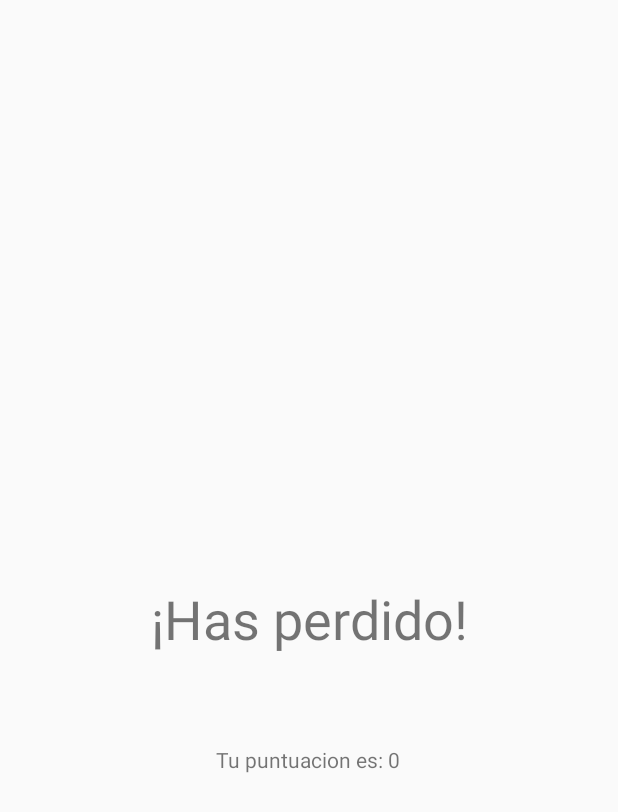
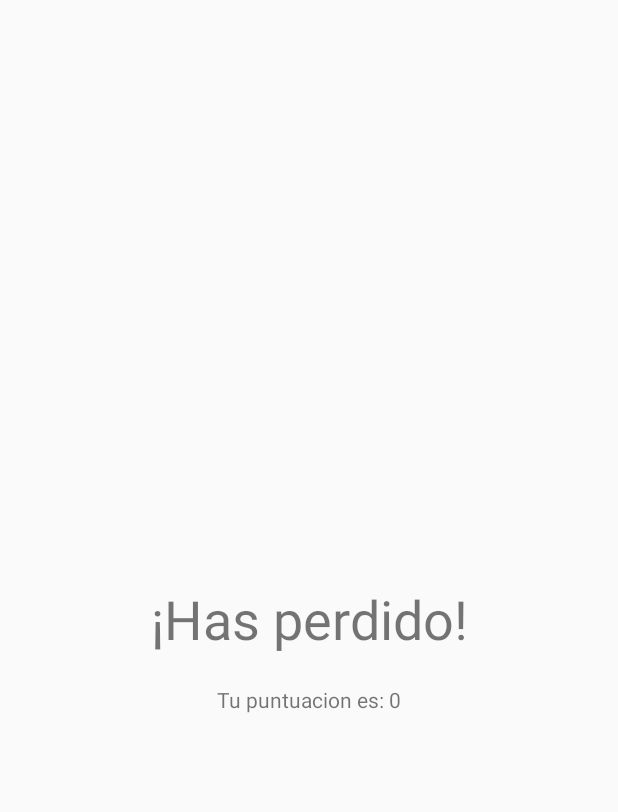
Before and after one commit to RafaelBarbieru/HundirLaFlota, an Android app: the EndOfGameActivity screen opened directly, with no data from a screen before it, on a phone screen of 412 x 824 dp. Shown: the top 812 px of the screen. Run offline under Robolectric (Android 15) with nearby library versions, the phone set to English and light mode, and no system bars.

```diff
--- a/app/src/main/res/layout/activity_end_of_game.xml
+++ b/app/src/main/res/layout/activity_end_of_game.xml
@@ -21,10 +21,9 @@
         android:id="@+id/tv_puntuacion"
         android:layout_width="wrap_content"
         android:layout_height="wrap_content"
-        android:layout_marginBottom="308dp"
+        android:layout_marginTop="20dp"
         android:text="@string/tupuntuacion"
-        app:layout_constraintBottom_toBottomOf="parent"
         app:layout_constraintEnd_toEndOf="@+id/tv_titulo"
-        app:layout_constraintHorizontal_bias="0.494"
-        app:layout_constraintStart_toStartOf="@+id/tv_titulo" />
+        app:layout_constraintStart_toStartOf="@+id/tv_titulo"
+        app:layout_constraintTop_toBottomOf="@+id/tv_titulo" />
 </androidx.constraintlayout.widget.ConstraintLayout>
```
Also changed, not shown: app/src/main/java/com/example/hundirlaflota/activities/GameActivity.java (+30 -0 lines), app/src/main/java/com/example/hundirlaflota/activities/PrepareActivity.java (+8 -0 lines), app/src/main/java/com/example/hundirlaflota/utils/Screen.java (deleted, +0 -24 lines), app/src/main/res/values/strings.xml (+7 -7 lines), 1 other file.
